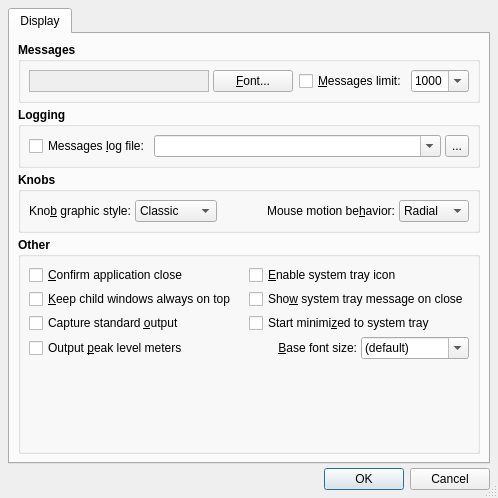
Qt form src/qsynthOptionsForm.ui (rncbc/qsynth) before a commit.
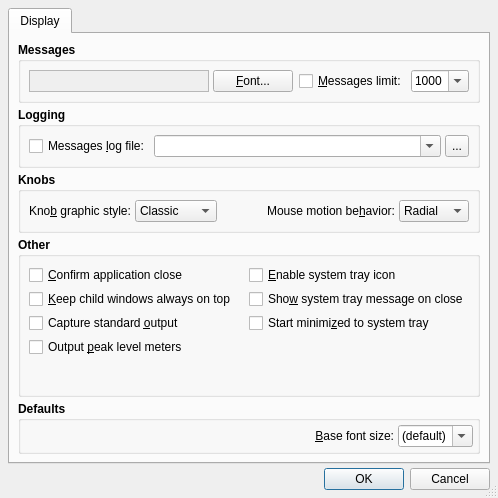
The same form after that commit.

Commit message: - New user preference option on whether to show the nagging   'program will keep running in the system tray' message, on   main window close. (uFIX)

```diff
--- a/src/qsynthOptionsForm.ui
+++ b/src/qsynthOptionsForm.ui
@@ -459,19 +459,6 @@
             </property>
            </widget>
           </item>
-          <item rowspan="5" row="0" column="1" colspan="3" >
-           <spacer name="horizontalSpacer" >
-            <property name="orientation" >
-             <enum>Qt::Horizontal</enum>
-            </property>
-            <property name="sizeHint" stdset="0" >
-             <size>
-              <width>239</width>
-              <height>20</height>
-             </size>
-            </property>
-           </spacer>
-          </item>
           <item row="1" column="0" >
            <widget class="QCheckBox" name="KeepOnTopCheckBox" >
             <property name="font" >
@@ -520,7 +507,20 @@
             </property>
            </widget>
           </item>
-          <item row="0" column="2" colspan="2">
+          <item row="0" column="1" rowspan="4">
+           <spacer>
+            <property name="orientation" >
+             <enum>Qt::Horizontal</enum>
+            </property>
+            <property name="sizeHint" stdset="0" >
+             <size>
+              <width>8</width>
+              <height>20</height>
+             </size>
+            </property>
+           </spacer>
+          </item>
+          <item row="0" column="2">
            <widget class="QCheckBox" name="SystemTrayCheckBox" >
             <property name="font" >
              <font>
@@ -568,9 +568,65 @@
             </property>
            </widget>
           </item>
-          <item row="3" column="2">
-           <widget class="QLabel" name="BaseFontSizeTextLabel" >
-            <property name="font" >
+          <item row="4" column="0" colspan="3">
+           <spacer>
+            <property name="orientation">
+             <enum>Qt::Vertical</enum>
+            </property>
+            <property name="sizeType">
+             <enum>QSizePolicy::Expanding</enum>
+            </property>
+            <property name="sizeHint">
+             <size>
+              <width>20</width>
+              <height>8</height>
+             </size>
+            </property>
+           </spacer>
+          </item>
+         </layout>
+        </widget>
+       </item>
+       <item>
+        <widget class="QGroupBox" name="DefaultsGroupBox">
+         <property name="font">
+          <font>
+           <weight>75</weight>
+           <bold>true</bold>
+          </font>
+         </property>
+         <property name="title">
+          <string>Defaults</string>
+         </property>
+         <property name="flat">
+          <bool>true</bool>
+         </property>
+         <layout class="QGridLayout">
+          <property name="spacing">
+           <number>4</number>
+          </property>
+          <property name="margin">
+           <number>4</number>
+          </property>
+          <item row="0" column="0">
+           <spacer>
+            <property name="orientation">
+             <enum>Qt::Horizontal</enum>
+            </property>
+            <property name="sizeType">
+             <enum>QSizePolicy::Expanding</enum>
+            </property>
+            <property name="sizeHint">
+             <size>
+              <width>20</width>
+              <height>8</height>
+             </size>
+            </property>
+           </spacer>
+          </item>
+          <item row="0" column="1">
+           <widget class="QLabel" name="BaseFontSizeTextLabel">
+            <property name="font">
              <font>
               <weight>50</weight>
               <bold>false</bold>
@@ -587,9 +643,9 @@
             </property>
            </widget>
           </item>
-          <item row="3" column="3" >
-           <widget class="QComboBox" name="BaseFontSizeComboBox" >
-            <property name="font" >
+          <item row="0" column="2">
+           <widget class="QComboBox" name="BaseFontSizeComboBox">
+            <property name="font">
              <font>
               <weight>50</weight>
               <bold>false</bold>
@@ -643,19 +699,6 @@
             </item>
            </widget>
           </item>
-          <item row="4" column="0" colspan="4" >
-           <spacer>
-            <property name="orientation" >
-             <enum>Qt::Vertical</enum>
-            </property>
-            <property name="sizeHint" stdset="0" >
-             <size>
-              <width>20</width>
-              <height>8</height>
-             </size>
-            </property>
-           </spacer>
-          </item>
          </layout>
         </widget>
        </item>
```
Left out of the diff: 30 changed lines with no effect on the pictures. The commit also changes 6 other files.
